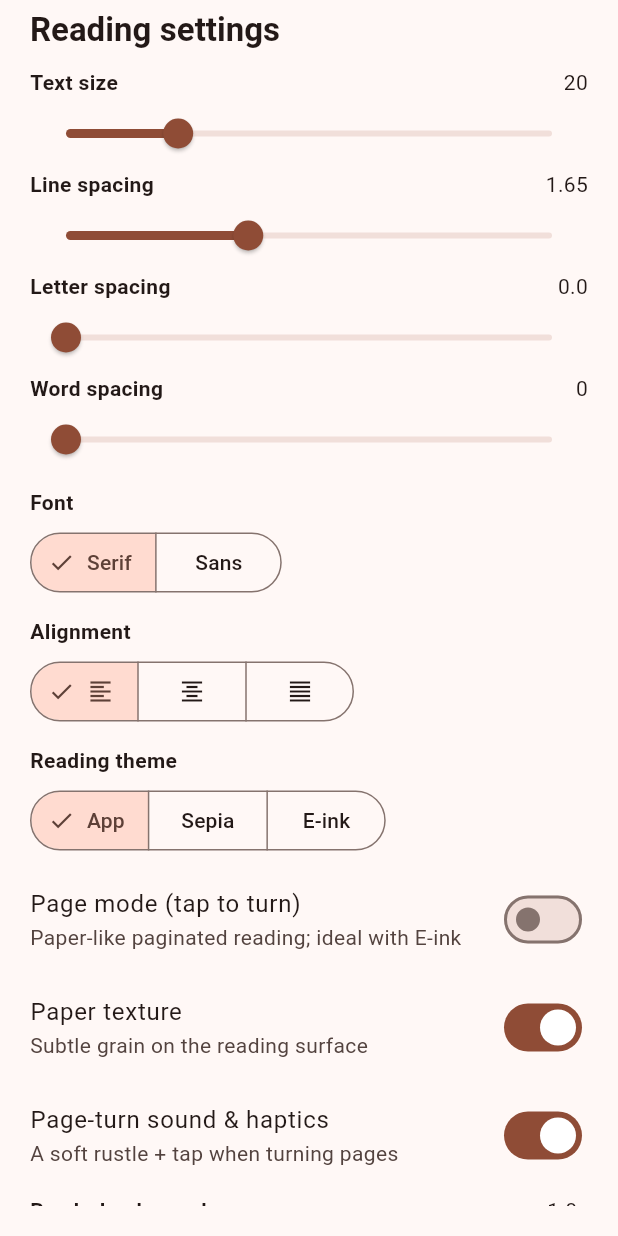
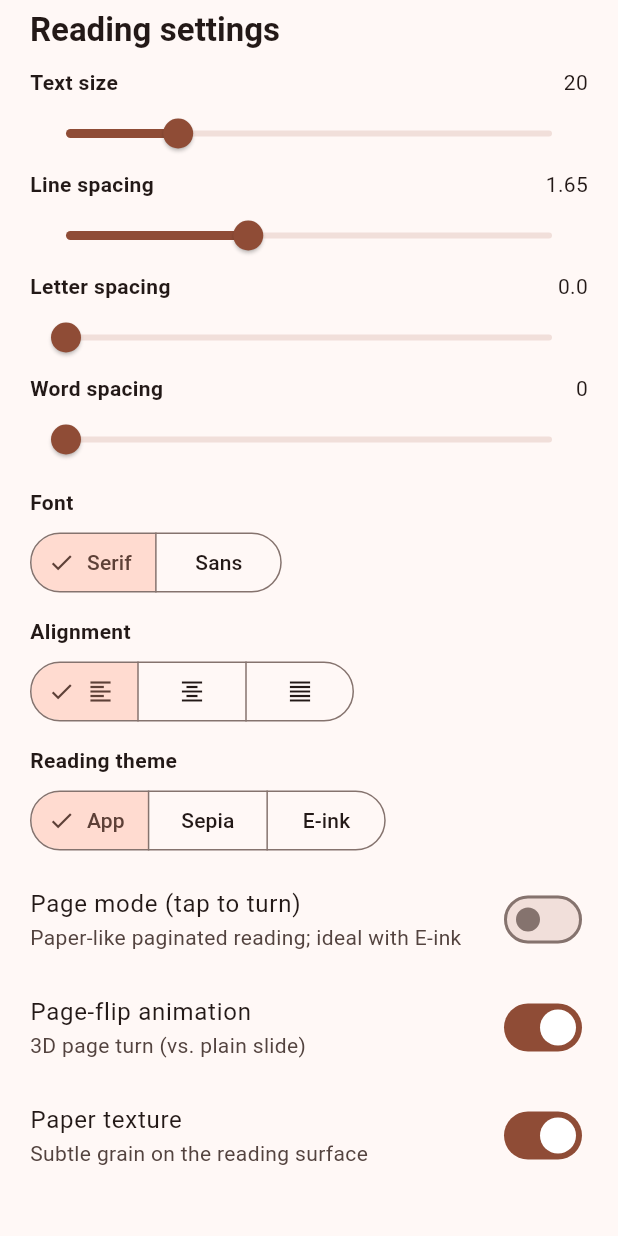
Before and after one commit to arpanguria68-ui/Sakshivani-Lutherans, a Flutter app: the _ReaderSettingsSheet widget shown alone on an empty page, opened directly, on a phone screen of 412 x 824 dp. Run offline on Flutter 3.47's test engine with Material 3 defaults, Android fonts, the phone set to English and light mode, and no system bars; our stand-ins replace audioplayers, cloud_firestore, firebase_auth, firebase_core, flutter_local_notifications, flutter_markdown and 8 more; missing offline and left inert: app_settings, volume_controller; accounts and stored records are empty; Roboto replaces fonts that are missing (NotoSerifDevanagari).

Commit message:
feat(reader): native 3D page-flip turn (EasyFlipViewPager-style)
EasyFlipViewPager is an Android/Java ViewPager library and can't be used
directly in Flutter, so its flip effect is reimplemented natively:
- In page mode, each page is pinned against the PageView slide and rotated
  around its inner edge with a perspective Matrix4 (rotateY + setEntry(3,2)),
  fading at the edge-on angle to avoid mirror artifacts — a real book-style
  3D page turn driven by the PageController.
- Toggle "Page-flip animation" in reader settings (default on); falls back
  to plain slide when off. Pairs with the paper texture + rustle/haptics.

analyze: 0 errors. Runs on device.

Co-Authored-By: Claude Opus 4.8 <noreply@anthropic.com>

```diff
--- a/lib/features/reader/controller/reader_settings_controller.dart
+++ b/lib/features/reader/controller/reader_settings_controller.dart
@@ -33,6 +33,7 @@ class ReaderSettingsController extends StateNotifier<ReaderSettings> {
   Future<void> setPaginated(bool p) => update(state.copyWith(paginated: p));
   Future<void> setPaperTexture(bool p) => update(state.copyWith(paperTexture: p));
   Future<void> setPageTurnSound(bool p) => update(state.copyWith(pageTurnSound: p));
+  Future<void> setPageFlip(bool p) => update(state.copyWith(pageFlip: p));
   Future<void> setTtsRate(double v) => update(state.copyWith(ttsRate: v));
 }
 
--- a/lib/features/reader/domain/reader_settings.dart
+++ b/lib/features/reader/domain/reader_settings.dart
@@ -23,6 +23,7 @@ class ReaderSettings {
     this.paginated = false,
     this.paperTexture = true,
     this.pageTurnSound = true,
+    this.pageFlip = true,
     this.ttsRate = 0.48,
     this.ttsPitch = 1.0,
   });
@@ -37,6 +38,7 @@ class ReaderSettings {
   final bool paginated;
   final bool paperTexture;
   final bool pageTurnSound;
+  final bool pageFlip;
   final double ttsRate;
   final double ttsPitch;
 
@@ -66,6 +68,7 @@ class ReaderSettings {
     bool? paginated,
     bool? paperTexture,
     bool? pageTurnSound,
+    bool? pageFlip,
     double? ttsRate,
     double? ttsPitch,
   }) {
@@ -80,6 +83,7 @@ class ReaderSettings {
       paginated: paginated ?? this.paginated,
       paperTexture: paperTexture ?? this.paperTexture,
       pageTurnSound: pageTurnSound ?? this.pageTurnSound,
+      pageFlip: pageFlip ?? this.pageFlip,
       ttsRate: ttsRate ?? this.ttsRate,
       ttsPitch: ttsPitch ?? this.ttsPitch,
     );
@@ -96,6 +100,7 @@ class ReaderSettings {
         'paginated': paginated,
         'paperTexture': paperTexture,
         'pageTurnSound': pageTurnSound,
+        'pageFlip': pageFlip,
         'ttsRate': ttsRate,
         'ttsPitch': ttsPitch,
       };
@@ -116,6 +121,7 @@ class ReaderSettings {
       paginated: m['paginated'] as bool? ?? false,
       paperTexture: m['paperTexture'] as bool? ?? true,
       pageTurnSound: m['pageTurnSound'] as bool? ?? true,
+      pageFlip: m['pageFlip'] as bool? ?? true,
       ttsRate: (m['ttsRate'] as num?)?.toDouble() ?? 0.48,
       ttsPitch: (m['ttsPitch'] as num?)?.toDouble() ?? 1.0,
     );
--- a/lib/features/reader/presentation/reader_body.dart
+++ b/lib/features/reader/presentation/reader_body.dart
@@ -178,13 +178,16 @@ class _ReaderBodyState extends State<ReaderBody> {
               itemCount: _pages.length,
               onPageChanged: _onPageTurned,
               itemBuilder: (BuildContext context, int p) {
-                return Padding(
+                final Widget page = Padding(
                   padding: widget.padding,
                   child: Column(
                     crossAxisAlignment: CrossAxisAlignment.stretch,
                     children: _pages[p].map((int i) => _lineWidget(i, style)).toList(),
                   ),
                 );
+                return widget.settings.pageFlip
+                    ? _flipPage(p, constraints.maxWidth, page)
+                    : page;
               },
             ),
             // Tap zones: left third = previous page, right third = next page.
@@ -201,6 +204,42 @@ class _ReaderBodyState extends State<ReaderBody> {
               ),
             ),
           ],
+        );
+      },
+    );
+  }
+
+  /// EasyFlipViewPager-style page flip, reimplemented natively: pin the page
+  /// against the PageView slide, then rotate it around its inner edge with
+  /// perspective. Adjacent pages fade at the edge-on angle to avoid mirroring.
+  Widget _flipPage(int p, double width, Widget child) {
+    return AnimatedBuilder(
+      animation: _pageController,
+      child: child,
+      builder: (BuildContext context, Widget? c) {
+        double page;
+        if (_pageController.hasClients &&
+            _pageController.position.hasContentDimensions &&
+            _pageController.page != null) {
+          page = _pageController.page!;
+        } else {
+          page = _currentPage.toDouble();
+        }
+        final double value = (p - page).clamp(-1.0, 1.0);
+        final bool leaving = value <= 0;
+        final Alignment alignment =
+            leaving ? Alignment.centerRight : Alignment.centerLeft;
+        final double angle = value * (math.pi / 2);
+        final double opacity = (1 - value.abs()).clamp(0.0, 1.0);
+        final Matrix4 flip = Matrix4.identity()
+          ..setEntry(3, 2, 0.0012)
+          ..rotateY(angle);
+        return Transform.translate(
+          offset: Offset(-value * width, 0),
+          child: Opacity(
+            opacity: opacity,
+            child: Transform(alignment: alignment, transform: flip, child: c),
+          ),
         );
       },
     );
--- a/lib/features/reader/presentation/reader_settings_sheet.dart
+++ b/lib/features/reader/presentation/reader_settings_sheet.dart
@@ -120,6 +120,13 @@ class _ReaderSettingsSheet extends ConsumerWidget {
               ),
               SwitchListTile.adaptive(
                 contentPadding: EdgeInsets.zero,
+                title: const Text('Page-flip animation'),
+                subtitle: const Text('3D page turn (vs. plain slide)'),
+                value: s.pageFlip,
+                onChanged: c.setPageFlip,
+              ),
+              SwitchListTile.adaptive(
+                contentPadding: EdgeInsets.zero,
                 title: const Text('Paper texture'),
                 subtitle: const Text('Subtle grain on the reading surface'),
                 value: s.paperTexture,
```
